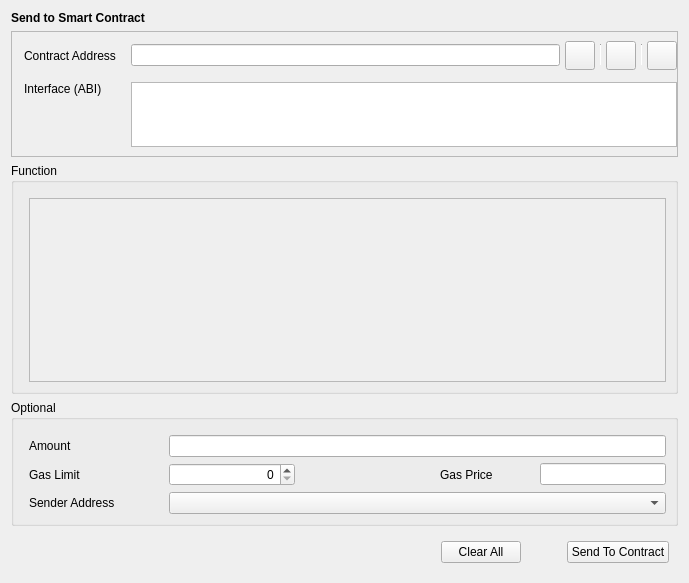
The window that src/qt/forms/sendtocontract.ui (bitnew-chain/btn_core) describes before a commit, drawn with Qt 5.
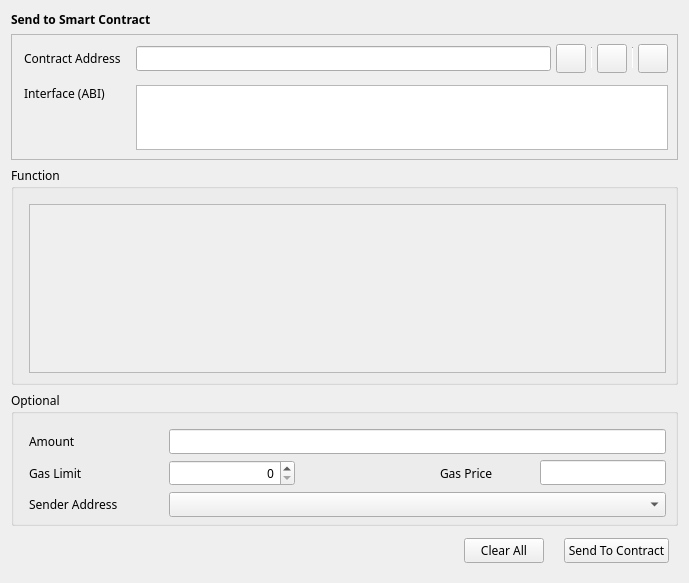
The same window after the commit. Custom widgets are drawn as their Qt base class.

```diff
--- a/src/qt/forms/sendtocontract.ui
+++ b/src/qt/forms/sendtocontract.ui
@@ -10,6 +10,11 @@
     <height>583</height>
    </rect>
   </property>
+  <property name="font">
+   <font>
+    <family>微软雅黑</family>
+   </font>
+  </property>
   <property name="windowTitle">
    <string>Form</string>
   </property>
@@ -72,6 +77,9 @@
             <property name="leftMargin">
              <number>12</number>
             </property>
+            <property name="rightMargin">
+             <number>9</number>
+            </property>
             <property name="horizontalSpacing">
              <number>15</number>
             </property>
@@ -205,6 +213,9 @@
          <property name="title">
           <string>Function</string>
          </property>
+         <property name="flat">
+          <bool>true</bool>
+         </property>
          <layout class="QVBoxLayout" name="verticalLayout_3">
           <property name="leftMargin">
            <number>15</number>
@@ -225,8 +236,8 @@
               <rect>
                <x>0</x>
                <y>0</y>
-               <width>639</width>
-               <height>182</height>
+               <width>643</width>
+               <height>189</height>
               </rect>
              </property>
             </widget>
@@ -240,6 +251,9 @@
          <property name="title">
           <string>Optional</string>
          </property>
+         <property name="flat">
+          <bool>true</bool>
+         </property>
          <layout class="QGridLayout" name="gridLayout_2">
           <property name="leftMargin">
            <number>15</number>
@@ -247,6 +261,9 @@
           <property name="topMargin">
            <number>15</number>
           </property>
+          <property name="bottomMargin">
+           <number>6</number>
+          </property>
           <property name="horizontalSpacing">
            <number>10</number>
           </property>
@@ -384,7 +401,7 @@
       <number>9</number>
      </property>
      <property name="topMargin">
-      <number>9</number>
+      <number>6</number>
      </property>
      <property name="rightMargin">
       <number>9</number>
@@ -425,7 +442,7 @@
        </property>
        <property name="sizeHint" stdset="0">
         <size>
-         <width>40</width>
+         <width>14</width>
          <height>20</height>
         </size>
        </property>
@@ -443,17 +460,17 @@
   </layout>
  </widget>
  <customwidgets>
-  <customwidget>
-   <class>QValidatedLineEdit</class>
-   <extends>QLineEdit</extends>
-   <header>qvalidatedlineedit.h</header>
-  </customwidget>
   <customwidget>
    <class>BitcoinAmountField</class>
    <extends>QLineEdit</extends>
    <header>bitcoinamountfield.h</header>
    <container>1</container>
   </customwidget>
+  <customwidget>
+   <class>QValidatedLineEdit</class>
+   <extends>QLineEdit</extends>
+   <header>qvalidatedlineedit.h</header>
+  </customwidget>
   <customwidget>
    <class>QValidatedTextEdit</class>
    <extends>QTextEdit</extends>
```
